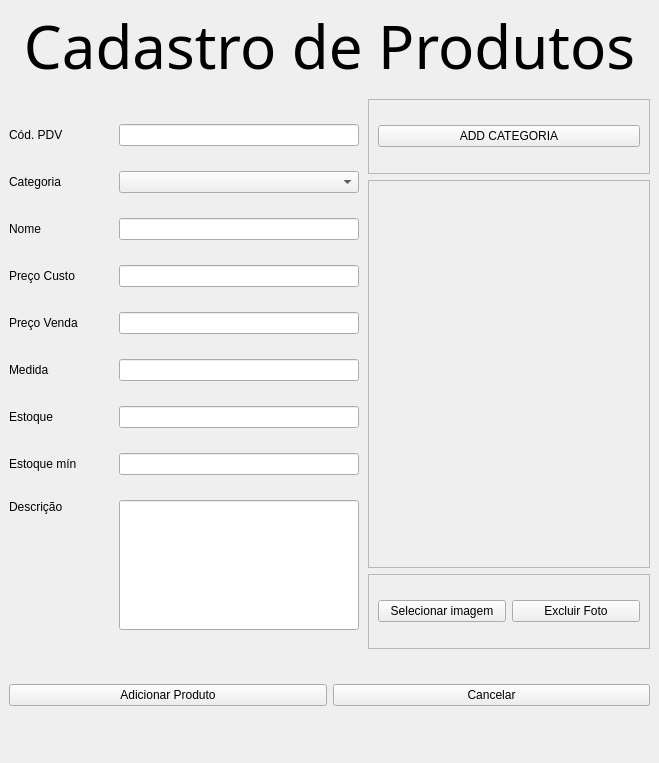
The window that desktop/window/form_products/add_produtos.ui (hnmcano/unique) describes before a commit, drawn with Qt 5.
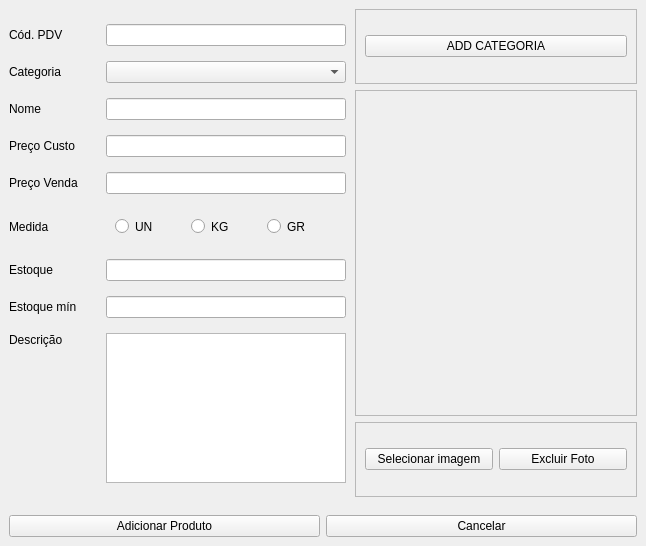
The same window after the commit. Icons and pictures are not drawn.

What changed in the file:
```diff
--- a/desktop/window/form_products/add_produtos.ui
+++ b/desktop/window/form_products/add_produtos.ui
@@ -6,14 +6,14 @@
    <rect>
     <x>0</x>
     <y>0</y>
-    <width>659</width>
-    <height>763</height>
+    <width>646</width>
+    <height>546</height>
    </rect>
   </property>
   <property name="minimumSize">
    <size>
-    <width>620</width>
-    <height>698</height>
+    <width>0</width>
+    <height>0</height>
    </size>
   </property>
   <property name="maximumSize">
@@ -48,75 +48,7 @@
     <property name="spacing">
      <number>0</number>
     </property>
-    <item row="6" column="0" colspan="2">
-     <widget class="QWidget" name="widget_5" native="true">
-      <property name="maximumSize">
-       <size>
-        <width>16777215</width>
-        <height>30</height>
-       </size>
-      </property>
-      <property name="styleSheet">
-       <string notr="true"/>
-      </property>
-     </widget>
-    </item>
-    <item row="0" column="0" colspan="2">
-     <widget class="QWidget" name="widget" native="true">
-      <property name="sizePolicy">
-       <sizepolicy hsizetype="Expanding" vsizetype="Preferred">
-        <horstretch>0</horstretch>
-        <verstretch>0</verstretch>
-       </sizepolicy>
-      </property>
-      <property name="maximumSize">
-       <size>
-        <width>16777215</width>
-        <height>90</height>
-       </size>
-      </property>
-      <property name="styleSheet">
-       <string notr="true"/>
-      </property>
-      <layout class="QVBoxLayout" name="verticalLayout">
-       <property name="spacing">
-        <number>0</number>
-       </property>
-       <property name="leftMargin">
-        <number>0</number>
-       </property>
-       <property name="topMargin">
-        <number>0</number>
-       </property>
-       <property name="rightMargin">
-        <number>0</number>
-       </property>
-       <property name="bottomMargin">
-        <number>0</number>
-       </property>
-       <item>
-        <widget class="QLabel" name="label_14">
-         <property name="font">
-          <font>
-           <family>Monotype Corsiva</family>
-           <pointsize>45</pointsize>
-          </font>
-         </property>
-         <property name="styleSheet">
-          <string notr="true"/>
-         </property>
-         <property name="text">
-          <string>Cadastro de Produtos</string>
-         </property>
-         <property name="alignment">
-          <set>Qt::AlignmentFlag::AlignCenter</set>
-         </property>
-        </widget>
-       </item>
-      </layout>
-     </widget>
-    </item>
-    <item row="4" column="1">
+    <item row="3" column="1">
      <widget class="QWidget" name="widget_4" native="true">
       <property name="minimumSize">
        <size>
@@ -264,7 +196,7 @@
       </layout>
      </widget>
     </item>
-    <item row="5" column="0" colspan="2">
+    <item row="4" column="0" colspan="2">
      <widget class="QWidget" name="widget_3" native="true">
       <property name="sizePolicy">
        <sizepolicy hsizetype="Expanding" vsizetype="Preferred">
@@ -302,7 +234,7 @@
       </layout>
      </widget>
     </item>
-    <item row="4" column="0">
+    <item row="3" column="0">
      <widget class="QWidget" name="widget_2" native="true">
       <layout class="QGridLayout" name="gridLayout_2">
        <property name="leftMargin">
@@ -320,8 +252,8 @@
        <property name="spacing">
         <number>0</number>
        </property>
-       <item row="9" column="2">
-        <widget class="QLineEdit" name="preco_custo_input">
+       <item row="8" column="2">
+        <widget class="QLineEdit" name="nome_input">
          <property name="maximumSize">
           <size>
            <width>240</width>
@@ -330,30 +262,6 @@
          </property>
         </widget>
        </item>
-       <item row="7" column="0">
-        <widget class="QLabel" name="label_2">
-         <property name="text">
-          <string>Categoria</string>
-         </property>
-        </widget>
-       </item>
-       <item row="7" column="2">
-        <widget class="QComboBox" name="categoria_combo">
-         <property name="maximumSize">
-          <size>
-           <width>240</width>
-           <height>16777215</height>
-          </size>
-         </property>
-        </widget>
-       </item>
-       <item row="2" column="0">
-        <widget class="QLabel" name="label">
-         <property name="text">
-          <string>Cód. PDV</string>
-         </property>
-        </widget>
-       </item>
        <item row="8" column="0">
         <widget class="QLabel" name="label_6">
          <property name="text">
@@ -361,13 +269,6 @@
          </property>
         </widget>
        </item>
-       <item row="13" column="0">
-        <widget class="QLabel" name="label_5">
-         <property name="text">
-          <string>Estoque mín</string>
-         </property>
-        </widget>
-       </item>
        <item row="10" column="2">
         <widget class="QLineEdit" name="preco_venda_input">
          <property name="maximumSize">
@@ -378,6 +279,13 @@
          </property>
         </widget>
        </item>
+       <item row="2" column="0">
+        <widget class="QLabel" name="label">
+         <property name="text">
+          <string>Cód. PDV</string>
+         </property>
+        </widget>
+       </item>
        <item row="13" column="2">
         <widget class="QLineEdit" name="estoque_min_input">
          <property name="maximumSize">
@@ -388,6 +296,50 @@
          </property>
         </widget>
        </item>
+       <item row="13" column="0">
+        <widget class="QLabel" name="label_5">
+         <property name="text">
+          <string>Estoque mín</string>
+         </property>
+        </widget>
+       </item>
+       <item row="14" column="0">
+        <widget class="QLabel" name="label_13">
+         <property name="text">
+          <string>Descrição</string>
+         </property>
+         <property name="alignment">
+          <set>Qt::AlignmentFlag::AlignLeading|Qt::AlignmentFlag::AlignLeft|Qt::AlignmentFlag::AlignTop</set>
+         </property>
+        </widget>
+       </item>
+       <item row="7" column="0">
+        <widget class="QLabel" name="label_2">
+         <property name="text">
+          <string>Categoria</string>
+         </property>
+        </widget>
+       </item>
+       <item row="9" column="2">
+        <widget class="QLineEdit" name="preco_custo_input">
+         <property name="maximumSize">
+          <size>
+           <width>240</width>
+           <height>16777215</height>
+          </size>
+         </property>
+        </widget>
+       </item>
+       <item row="7" column="2">
+        <widget class="QComboBox" name="categoria_combo">
+         <property name="maximumSize">
+          <size>
+           <width>240</width>
+           <height>16777215</height>
+          </size>
+         </property>
+        </widget>
+       </item>
        <item row="9" column="0">
         <widget class="QLabel" name="label_3">
          <property name="maximumSize">
@@ -401,16 +353,6 @@
          </property>
         </widget>
        </item>
-       <item row="2" column="2">
-        <widget class="QLineEdit" name="cod_pdv_input">
-         <property name="maximumSize">
-          <size>
-           <width>240</width>
-           <height>16777215</height>
-          </size>
-         </property>
-        </widget>
-       </item>
        <item row="12" column="2">
         <widget class="QLineEdit" name="Estoque_input">
          <property name="maximumSize">
@@ -421,59 +363,6 @@
          </property>
         </widget>
        </item>
-       <item row="14" column="2">
-        <widget class="QLineEdit" name="desc_input">
-         <property name="minimumSize">
-          <size>
-           <width>240</width>
-           <height>130</height>
-          </size>
-         </property>
-         <property name="maximumSize">
-          <size>
-           <width>240</width>
-           <height>16777215</height>
-          </size>
-         </property>
-        </widget>
-       </item>
-       <item row="11" column="0">
-        <widget class="QLabel" name="label_8">
-         <property name="text">
-          <string>Medida</string>
-         </property>
-        </widget>
-       </item>
-       <item row="14" column="0">
-        <widget class="QLabel" name="label_13">
-         <property name="text">
-          <string>Descrição</string>
-         </property>
-         <property name="alignment">
-          <set>Qt::AlignmentFlag::AlignLeading|Qt::AlignmentFlag::AlignLeft|Qt::AlignmentFlag::AlignTop</set>
-         </property>
-        </widget>
-       </item>
-       <item row="8" column="2">
-        <widget class="QLineEdit" name="nome_input">
-         <property name="maximumSize">
-          <size>
-           <width>240</width>
-           <height>16777215</height>
-          </size>
-         </property>
-        </widget>
-       </item>
-       <item row="11" column="2">
-        <widget class="QLineEdit" name="Medida_input">
-         <property name="maximumSize">
-          <size>
-           <width>240</width>
-           <height>16777215</height>
-          </size>
-         </property>
-        </widget>
-       </item>
        <item row="12" column="0">
         <widget class="QLabel" name="label_4">
          <property name="text">
@@ -481,6 +370,33 @@
          </property>
         </widget>
        </item>
+       <item row="11" column="0">
+        <widget class="QLabel" name="label_8">
+         <property name="text">
+          <string>Medida</string>
+         </property>
+        </widget>
+       </item>
+       <item row="2" column="2">
+        <widget class="QLineEdit" name="cod_pdv_input">
+         <property name="maximumSize">
+          <size>
+           <width>240</width>
+           <height>16777215</height>
+          </size>
+         </property>
+        </widget>
+       </item>
+       <item row="14" column="2">
+        <widget class="QPlainTextEdit" name="desc_input">
+         <property name="maximumSize">
+          <size>
+           <width>240</width>
+           <height>150</height>
+          </size>
+         </property>
+        </widget>
+       </item>
        <item row="10" column="0">
         <widget class="QLabel" name="label_12">
          <property name="text">
@@ -488,6 +404,48 @@
          </property>
         </widget>
        </item>
+       <item row="11" column="2">
+        <widget class="QWidget" name="radioWidget" native="true">
+         <property name="maximumSize">
+          <size>
+           <width>240</width>
+           <height>35</height>
+          </size>
+         </property>
+         <layout class="QHBoxLayout" name="horizontalLayout_4">
+          <item>
+           <widget class="QRadioButton" name="radioButton">
+            <property name="text">
+             <string>UN</string>
+            </property>
+            <attribute name="buttonGroup">
+             <string notr="true">buttonGroup</string>
+            </attribute>
+           </widget>
+          </item>
+          <item>
+           <widget class="QRadioButton" name="radioButton_2">
+            <property name="text">
+             <string>KG</string>
+            </property>
+            <attribute name="buttonGroup">
+             <string notr="true">buttonGroup</string>
+            </attribute>
+           </widget>
+          </item>
+          <item>
+           <widget class="QRadioButton" name="radioButton_3">
+            <property name="text">
+             <string>GR</string>
+            </property>
+            <attribute name="buttonGroup">
+             <string notr="true">buttonGroup</string>
+            </attribute>
+           </widget>
+          </item>
+         </layout>
+        </widget>
+       </item>
       </layout>
      </widget>
     </item>
```
Left out of the diff: 5 changed lines with no effect on the pictures.
